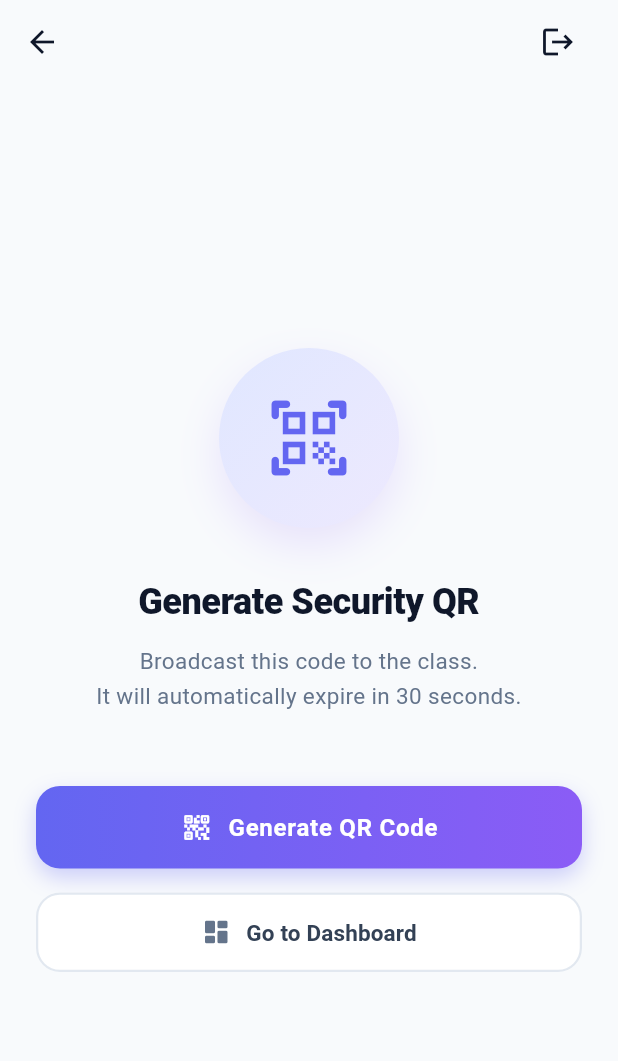
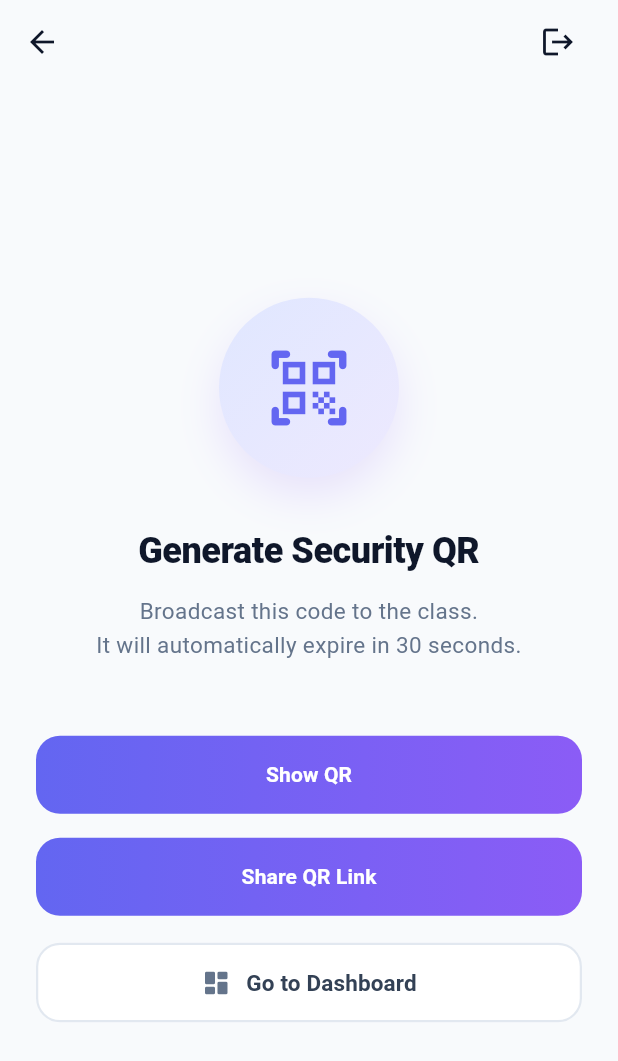
Before and after one commit to Keerthana-M-06/QR-Based-Online-Attendance-System, a Flutter app: the GenerateQRScreen screen opened directly with empty values, on a phone screen of 412 x 824 dp. Shown: the top 1061 px of the screen. Run offline on Flutter 3.47's test engine with Material 3 defaults, Android fonts, the phone set to English and light mode, and no system bars; our stand-ins replace cloud_firestore, firebase_auth, firebase_core, qr_flutter, share_plus; missing offline and left inert: mobile_scanner; accounts and stored records are empty.

Commit message:
Updated project

```diff
--- a/lib/screens/generate_qr_screen.dart
+++ b/lib/screens/generate_qr_screen.dart
@@ -6,6 +6,8 @@ import 'dart:async';
 import 'package:uuid/uuid.dart';
 import 'teacher_dashboard.dart';
 import '../widgets/logout_button.dart';
+import 'package:share_plus/share_plus.dart';
+import 'package:flutter/services.dart';
 
 class GenerateQRScreen extends StatefulWidget {
   final String subject;
@@ -25,26 +27,34 @@ class _GenerateQRScreenState extends State<GenerateQRScreen> {
   int secondsLeft = 30;
   Timer? timer;
 
-  void generateSession() async {
+  Future<String> generateSession({bool showOnPhone = true}) async {
     final String tempId = const Uuid().v4();
 
+    // UI update
+    if (showOnPhone) {
       setState(() {
         sessionId = tempId;
-      secondsLeft = 30;
+        secondsLeft = 15;
       });
 
       timer?.cancel();
 
-    // ⏱ Countdown timer
-    timer = Timer.periodic(Duration(seconds: 1), (t) {
-      if (secondsLeft > 0) {
+      // ⏱ Timer only for phone display
+      timer = Timer.periodic(const Duration(seconds: 1), (t) {
+        if (secondsLeft > 1) {
           setState(() {
             secondsLeft--;
           });
         } else {
           t.cancel();
+
+          setState(() {
+            secondsLeft = 0;
+            sessionId = null; // 🔥 hide QR after 15 sec
+          });
         }
       });
+    }
 
     try {
       await FirebaseFirestore.instance
@@ -54,27 +64,37 @@ class _GenerateQRScreenState extends State<GenerateQRScreen> {
         'subject': widget.subject,
         'classId': widget.classId,
         'teacherEmail': FirebaseAuth.instance.currentUser?.email,
-
         'startTime': DateTime.now(),
-
-        // 🔥 IMPORTANT FIX: consistency
-        'isActive': true,
-
-        'expiresAt': DateTime.now().add(Duration(seconds: 30)),
+        'isActive': false,
+        'started': false,
+        'expiresAt': null,
       });
 
-      // ⏱ Auto-expire session
-      Future.delayed(Duration(seconds: 30), () {
-        FirebaseFirestore.instance
-            .collection('sessions')
-            .doc(tempId)
-            .update({
-          'isActive': false,
-        });
-      });
+      // ⏱ Backend auto-expire
+
     } catch (e) {
       print("ERROR CREATING SESSION: $e");
     }
+
+    return tempId; // 🔥 important
+  }
+
+
+  void shareLink(String id) {
+    final link = "https://attendance-app-feefa.web.app/qr?sessionId=$id";
+
+    Share.share("Scan this QR for attendance:\n$link");
+  }
+  void copyLink() {
+    if (sessionId == null) return;
+
+    final link = "https://yourapp.com/session/$sessionId";
+
+    Clipboard.setData(ClipboardData(text: link));
+
+    ScaffoldMessenger.of(context).showSnackBar(
+      const SnackBar(content: Text("Link copied to clipboard")),
+    );
   }
 
   @override
@@ -166,25 +186,20 @@ class _GenerateQRScreenState extends State<GenerateQRScreen> {
               const SizedBox(height: 48),
 
               // Main Action Button
+              Column(
+                children: [
+
+                  // 📱 SHOW QR
                   Container(
                     width: double.infinity,
                     decoration: BoxDecoration(
                       gradient: const LinearGradient(
                         colors: [Color(0xFF6366F1), Color(0xFF8B5CF6)],
-                    begin: Alignment.centerLeft,
-                    end: Alignment.centerRight,
                       ),
                       borderRadius: BorderRadius.circular(16),
-                  boxShadow: [
-                    BoxShadow(
-                      color: const Color(0xFF6366F1).withOpacity(0.3),
-                      blurRadius: 12,
-                      offset: const Offset(0, 6),
-                    ),
-                  ],
                     ),
                     child: ElevatedButton(
-                  onPressed: generateSession,
+                      onPressed: () => generateSession(showOnPhone: true),
                       style: ElevatedButton.styleFrom(
                         backgroundColor: Colors.transparent,
                         shadowColor: Colors.transparent,
@@ -193,25 +208,54 @@ class _GenerateQRScreenState extends State<GenerateQRScreen> {
                           borderRadius: BorderRadius.circular(16),
                         ),
                       ),
-                  child: Row(
-                    mainAxisAlignment: MainAxisAlignment.center,
-                    children: const [
-                      Icon(Icons.qr_code_2_rounded, color: Colors.white, size: 22),
-                      SizedBox(width: 10),
-                      Text(
-                        "Generate QR Code",
+                      child: const Text(
+                        "Show QR",
                         style: TextStyle(
-                          fontSize: 16,
+                          color: Colors.white,
                           fontWeight: FontWeight.w700,
+                        ),
+                      ),
+                    ),
+                  ),
+
+                  const SizedBox(height: 16),
+
+                  // 🔗 SHARE QR LINK
+                  Container(
+                    width: double.infinity,
+                    decoration: BoxDecoration(
+                      gradient: const LinearGradient(
+                        colors: [Color(0xFF6366F1), Color(0xFF8B5CF6)],
+                      ),
+                      borderRadius: BorderRadius.circular(16),
+                    ),
+                    child: ElevatedButton(
+                      onPressed: () async {
+                        final id =
+                        await generateSession(showOnPhone: false);
+
+                        shareLink(id);
+                      },
+                      style: ElevatedButton.styleFrom(
+                        backgroundColor: Colors.transparent,
+                        shadowColor: Colors.transparent,
+                        padding: const EdgeInsets.symmetric(vertical: 16),
+                        shape: RoundedRectangleBorder(
+                          borderRadius: BorderRadius.circular(16),
+                        ),
+                      ),
+                      child: const Text(
+                        "Share QR Link",
+                        style: TextStyle(
                           color: Colors.white,
-                          letterSpacing: 0.5,
+                          fontWeight: FontWeight.w700,
+                        ),
+                      ),
                     ),
                   ),
                 ],
               ),
-                ),
-              ),
-              const SizedBox(height: 16),
+              const SizedBox(height: 18),
 
               // Secondary Action Card
               SizedBox(
--- a/pubspec.yaml
+++ b/pubspec.yaml
@@ -31,6 +31,7 @@ dependencies:
   flutter:
     sdk: flutter
   uuid: ^4.4.0
+  share_plus: ^7.2.1
 
   # The following adds the Cupertino Icons font to your application.
   # Use with the CupertinoIcons class for iOS style icons.
```
Also changed, not shown: lib/main.dart (+31 -12 lines), lib/screens/teacher_dashboard.dart (+31 -17 lines), lib/web_qr_screen.dart (added, +151 -0 lines), firebase.json (added), lib/firebase_options.dart (added), pubspec.lock, 8 other files. Lines whose indentation alone changed are shown as unchanged.
